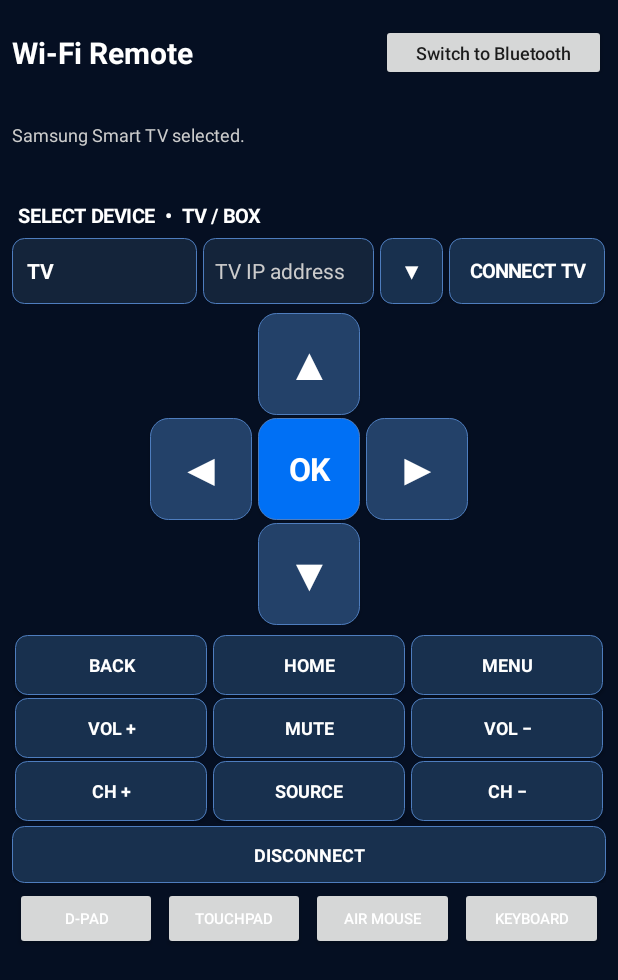
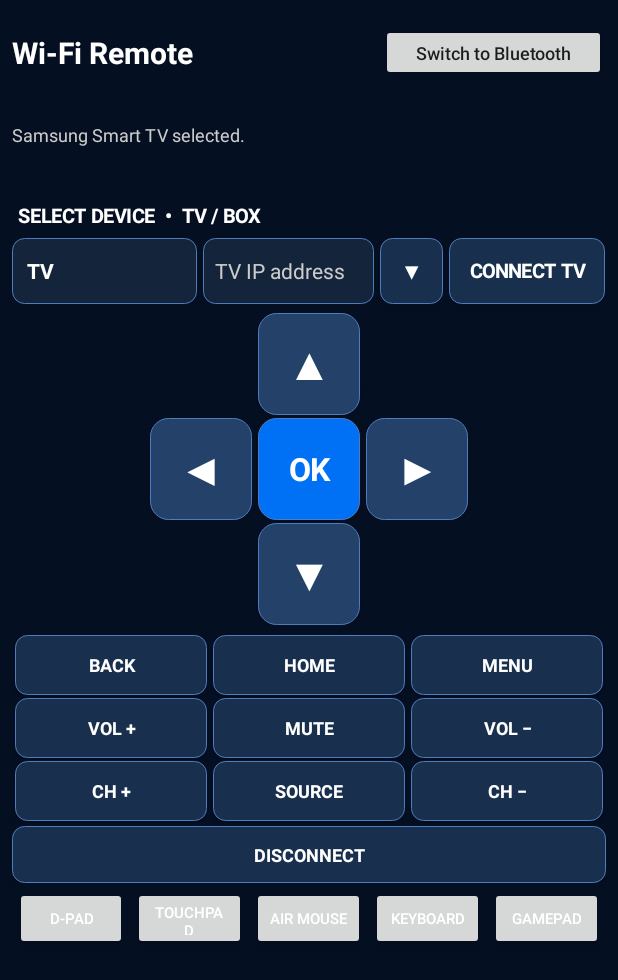
Before and after one commit to ff6locke/BTRemoteEX, an Android app: the WifiRemoteActivity screen opened directly, with no data from a screen before it, on a phone screen of 412 x 824 dp. Shown: the top 980 px of the screen. Run offline under Robolectric (Android 15) with nearby library versions, the phone set to English and light mode, and no system bars.

Commit message:
Add portrait SNES gamepad Wi-Fi mode

```diff
--- a/app/src/main/java/com/ff6locke/btremoteex/WifiRemoteActivity.kt
+++ b/app/src/main/java/com/ff6locke/btremoteex/WifiRemoteActivity.kt
@@ -342,6 +342,51 @@ class WifiRemoteActivity : Activity() {
                 else -> true
             }
         }
+        // Portrait SNES-style gamepad mode.
+        val gamepadPanel = LinearLayout(this).apply {
+            orientation = LinearLayout.VERTICAL; gravity = Gravity.CENTER
+            visibility = View.GONE
+        }
+        fun gameButton(label: String, key: String, color: Int, width: Int = 64, height: Int = 64): Button {
+            return Button(this).apply {
+                text = label; textSize = 18f; isAllCaps = false; setTextColor(Color.WHITE)
+                typeface = Typeface.DEFAULT_BOLD; gravity = Gravity.CENTER
+                background = GradientDrawable().apply { cornerRadius = dp(32).toFloat(); setColor(color); setStroke(dp(2), Color.rgb(120, 160, 205)) }
+                setOnTouchListener { view, event ->
+                    when (event.actionMasked) {
+                        MotionEvent.ACTION_DOWN -> { view.isPressed = true; sendSamsungKeyHold(key, true); true }
+                        MotionEvent.ACTION_UP, MotionEvent.ACTION_CANCEL -> { view.isPressed = false; sendSamsungKeyHold(key, false); true }
+                        else -> true
+                    }
+                }
+            }
+        }
+        val gamepadTop = LinearLayout(this).apply { gravity = Gravity.CENTER }
+        val gpLeft = LinearLayout(this).apply { orientation = LinearLayout.VERTICAL; gravity = Gravity.CENTER }
+        val gpDpad = LinearLayout(this).apply { orientation = LinearLayout.VERTICAL; gravity = Gravity.CENTER }
+        gpDpad.addView(gameButton("▲", "KEY_UP", Color.rgb(40, 70, 105)), LinearLayout.LayoutParams(dp(62), dp(58)))
+        val gpLR = LinearLayout(this).apply { gravity = Gravity.CENTER }
+        gpLR.addView(gameButton("◀", "KEY_LEFT", Color.rgb(40, 70, 105)), LinearLayout.LayoutParams(dp(58), dp(62)))
+        gpLR.addView(View(this), LinearLayout.LayoutParams(dp(42), dp(42)))
+        gpLR.addView(gameButton("▶", "KEY_RIGHT", Color.rgb(40, 70, 105)), LinearLayout.LayoutParams(dp(58), dp(62)))
+        gpDpad.addView(gpLR)
+        gpDpad.addView(gameButton("▼", "KEY_DOWN", Color.rgb(40, 70, 105)), LinearLayout.LayoutParams(dp(62), dp(58)))
+        gpLeft.addView(gpDpad)
+        gamepadTop.addView(gpLeft, LinearLayout.LayoutParams(0, -2, 1f))
+        val gpABXY = LinearLayout(this).apply { orientation = LinearLayout.VERTICAL; gravity = Gravity.CENTER }
+        val gpXY = LinearLayout(this).apply { gravity = Gravity.CENTER }
+        gpXY.addView(gameButton("Y", "KEY_Y", Color.rgb(30, 95, 175)), LinearLayout.LayoutParams(dp(60), dp(60)).apply { rightMargin = dp(8) })
+        gpXY.addView(gameButton("X", "KEY_X", Color.rgb(30, 95, 175)), LinearLayout.LayoutParams(dp(60), dp(60)))
+        val gpBA = LinearLayout(this).apply { gravity = Gravity.CENTER }
+        gpBA.addView(gameButton("B", "KEY_B", Color.rgb(30, 95, 175)), LinearLayout.LayoutParams(dp(60), dp(60)).apply { rightMargin = dp(8) })
+        gpBA.addView(gameButton("A", "KEY_A", Color.rgb(30, 95, 175)), LinearLayout.LayoutParams(dp(60), dp(60)))
+        gpABXY.addView(gpXY); gpABXY.addView(gpBA, LinearLayout.LayoutParams(-2, -2).apply { topMargin = dp(8) })
+        gamepadTop.addView(gpABXY, LinearLayout.LayoutParams(0, -2, 1f))
+        gamepadPanel.addView(gamepadTop, LinearLayout.LayoutParams(-1, -2))
+        val gpStartSelect = LinearLayout(this).apply { gravity = Gravity.CENTER }
+        gpStartSelect.addView(gameButton("SELECT", "KEY_SELECT", Color.rgb(70, 75, 90), 84, 44), LinearLayout.LayoutParams(dp(92), dp(48)).apply { rightMargin = dp(24) })
+        gpStartSelect.addView(gameButton("START", "KEY_START", Color.rgb(70, 75, 90), 84, 44), LinearLayout.LayoutParams(dp(92), dp(48)))
+        gamepadPanel.addView(gpStartSelect, LinearLayout.LayoutParams(-1, -2).apply { topMargin = dp(18) })
         val keyboardPanel = LinearLayout(this).apply { orientation = LinearLayout.VERTICAL; visibility = View.GONE }
         val keyboardInput = EditText(this).apply {
             hint = "Type text for the connected TV"; setSingleLine(false); minLines = 2
@@ -391,12 +436,13 @@ class WifiRemoteActivity : Activity() {
             touchPanel.visibility = if (mode == 1) View.VISIBLE else View.GONE
             airPanel.visibility = if (mode == 2) View.VISIBLE else View.GONE
             keyboardPanel.visibility = if (mode == 3) View.VISIBLE else View.GONE
+            gamepadPanel.visibility = if (mode == 4) View.VISIBLE else View.GONE
             if (mode == 2) {
                 if (gyro == null) { status.text = "This phone has no gyroscope; Air Mouse motion mode is unavailable."; return }
                 sensorManager.registerListener(gyroListener, gyro, SensorManager.SENSOR_DELAY_GAME)
             } else sensorManager.unregisterListener(gyroListener)
         }
-        listOf("D-PAD", "TOUCHPAD", "AIR MOUSE", "KEYBOARD").forEachIndexed { index, label ->
+        listOf("D-PAD", "TOUCHPAD", "AIR MOUSE", "KEYBOARD", "GAMEPAD").forEachIndexed { index, label ->
             modeRow.addView(Button(this).apply {
                 text = label; textSize = 10f; isAllCaps = false; setTextColor(Color.WHITE)
                 setOnClickListener { selectWifiMode(index) }
@@ -404,6 +450,7 @@ class WifiRemoteActivity : Activity() {
         }
         root.addView(modeRow, LinearLayout.LayoutParams(-1, dp(48)))
         root.addView(touchPanel, LinearLayout.LayoutParams(-1, dp(220)).apply { topMargin = dp(5) })
+        root.addView(gamepadPanel, LinearLayout.LayoutParams(-1, dp(300)).apply { topMargin = dp(5) })
         root.addView(airPanel, LinearLayout.LayoutParams(-1, dp(220)).apply { topMargin = dp(5) })
         root.addView(keyboardPanel, LinearLayout.LayoutParams(-1, -2).apply { topMargin = dp(5) })
         touchPanel.visibility = View.GONE
```
